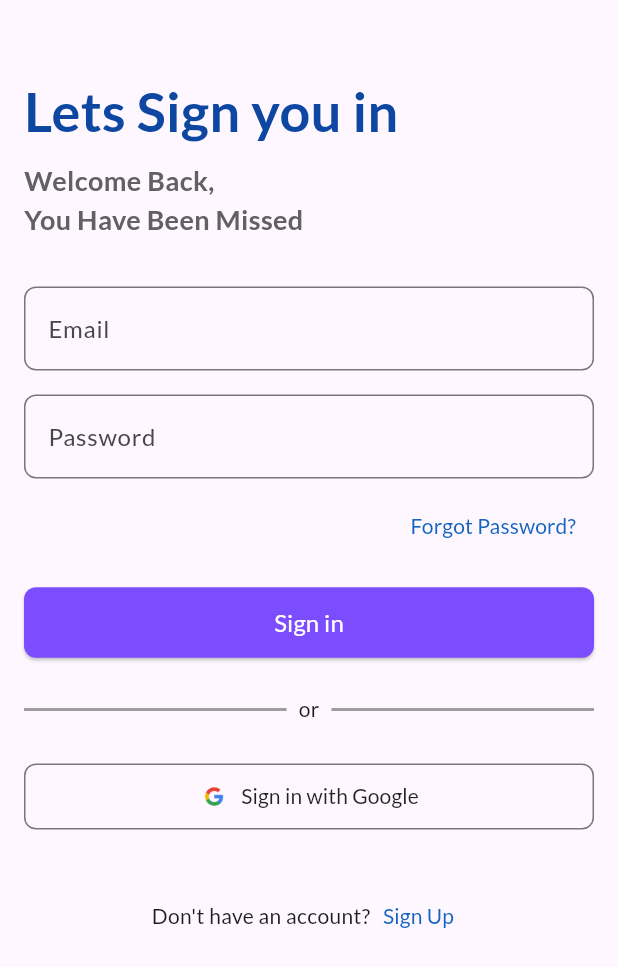
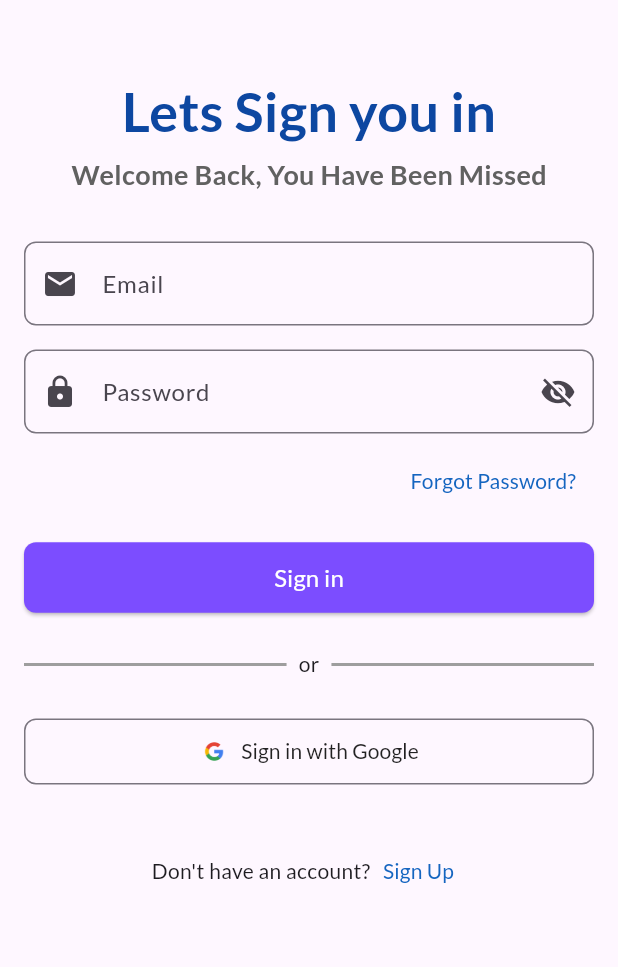
Before and after one commit to dianprsty/wartasae, a Flutter app: the screen it shows after launch, on a phone screen of 412 x 824 dp. Shown: the top 967 px of the screen. Run offline on Flutter 3.47's test engine with Material 3 defaults, Android fonts, the light colour scheme and no system bars; our stand-ins replace email_validator, google_fonts.

Commit message:
refactor: make login page modular

```diff
--- /dev/null
+++ b/lib/core/constants/custom_button_style.dart
@@ -0,0 +1,22 @@
+import 'package:flutter/material.dart';
+
+class CustomButtonStyle {
+  static ButtonStyle outlined = const ButtonStyle(
+    padding: WidgetStatePropertyAll(EdgeInsets.all(12)),
+    shape: WidgetStatePropertyAll(
+      RoundedRectangleBorder(
+        borderRadius: BorderRadius.all(Radius.circular(8)),
+      ),
+    ),
+  );
+
+  static ButtonStyle filled = const ButtonStyle(
+    padding: WidgetStatePropertyAll(EdgeInsets.all(12)),
+    backgroundColor: WidgetStatePropertyAll(Colors.deepPurpleAccent),
+    shape: WidgetStatePropertyAll(
+      RoundedRectangleBorder(
+        borderRadius: BorderRadius.all(Radius.circular(8)),
+      ),
+    ),
+  );
+}
--- /dev/null
+++ b/lib/core/constants/custom_text_style.dart
@@ -0,0 +1,15 @@
+import 'package:flutter/material.dart';
+
+class CustomTextStyle {
+  static TextStyle authTitle = TextStyle(
+    fontWeight: FontWeight.bold,
+    fontSize: 36,
+    color: Colors.blue[900],
+  );
+
+  static TextStyle authSubtitle = TextStyle(
+    fontWeight: FontWeight.w600,
+    fontSize: 18,
+    color: Colors.grey[700],
+  );
+}
--- a/lib/features/auth/presentation/pages/login_page.dart
+++ b/lib/features/auth/presentation/pages/login_page.dart
@@ -1,5 +1,13 @@
 import 'package:email_validator/email_validator.dart';
 import 'package:flutter/material.dart';
+import 'package:warta_sae/features/auth/presentation/widgets/auth_page_naviate.dart';
+import 'package:warta_sae/features/auth/presentation/widgets/email_form_input.dart';
+import 'package:warta_sae/features/auth/presentation/widgets/forgot_password.dart';
+import 'package:warta_sae/features/auth/presentation/widgets/or_separator.dart';
+import 'package:warta_sae/features/auth/presentation/widgets/password_form_input.dart';
+import 'package:warta_sae/features/auth/presentation/widgets/sign_in_button.dart';
+import 'package:warta_sae/features/auth/presentation/widgets/sign_in_google_button.dart';
+import 'package:warta_sae/features/auth/presentation/widgets/title_section.dart';
 
 class LoginPage extends StatefulWidget {
   const LoginPage({super.key});
@@ -61,21 +69,7 @@ class _LoginPageState extends State<LoginPage> {
                 const SizedBox(
                   height: 32,
                 ),
-                Text(
-                  "Lets Sign you in",
-                  style: titleStyle,
-                ),
-                const SizedBox(
-                  height: 8,
-                ),
-                Text(
-                  "Welcome Back,",
-                  style: titleDescStyle,
-                ),
-                Text(
-                  "You Have Been Missed",
-                  style: titleDescStyle,
-                ),
+                const TitleSection(),
                 const SizedBox(
                   height: 32,
                 ),
@@ -84,140 +78,39 @@ class _LoginPageState extends State<LoginPage> {
                   child: Column(
                     crossAxisAlignment: CrossAxisAlignment.stretch,
                     children: [
-                      TextFormField(
-                        validator: validateEmail,
+                      EmailFormInput(
                         controller: _emailController,
-                        decoration: InputDecoration(
-                          border: OutlineInputBorder(
-                            borderRadius: BorderRadius.circular(8),
-                          ),
-                          hintText: "Email",
-                          labelText: "Email",
-                          focusColor: Colors.blue[900],
-                        ),
+                        emailValidator: validateEmail,
                       ),
                       const SizedBox(height: 16),
-                      TextFormField(
-                        obscureText: true,
-                        validator: validatePassword,
-                        controller: _passwordController,
-                        decoration: InputDecoration(
-                          border: OutlineInputBorder(
-                            borderRadius: BorderRadius.circular(8),
-                          ),
-                          hintText: "Password",
-                          labelText: "Password",
-                          focusColor: Colors.blue[900],
-                        ),
+                      PasswordFormInput(
+                        passwordController: _passwordController,
+                        passwordValidator: validatePassword,
                       ),
                       const SizedBox(height: 8),
-                      TextButton(
-                        style: const ButtonStyle(
-                          alignment: Alignment.centerRight,
-                          enableFeedback: false,
-                          overlayColor: WidgetStateColor.transparent,
-                        ),
-                        onPressed: () {},
-                        child: Text(
-                          "Forgot Password?",
-                          style: TextStyle(color: Colors.blue[800]),
-                          textAlign: TextAlign.end,
-                        ),
+                      ForgotPassword(
+                        forgotPasswordCall: () {
+                          var snackBar = const SnackBar(
+                            content: Text("Forgot Password"),
+                          );
+                          ScaffoldMessenger.of(context).showSnackBar(snackBar);
+                        },
                       ),
                       const SizedBox(height: 16),
-                      ElevatedButton(
+                      SignInButton(
                         onPressed: onFormSubmit,
-                        style: const ButtonStyle(
-                          padding: WidgetStatePropertyAll(EdgeInsets.all(12)),
-                          backgroundColor:
-                              WidgetStatePropertyAll(Colors.deepPurpleAccent),
-                          shape: WidgetStatePropertyAll(
-                            RoundedRectangleBorder(
-                              borderRadius:
-                                  BorderRadius.all(Radius.circular(8)),
-                            ),
-                          ),
-                        ),
-                        child: const Text(
-                          "Sign in",
-                          style: TextStyle(color: Colors.white, fontSize: 16),
-                        ),
                       ),
                     ],
                   ),
                 ),
                 const SizedBox(height: 24),
-                Row(
-                  children: [
-                    Flexible(
-                      child: Container(
-                        decoration: BoxDecoration(
-                          border: Border.all(color: Colors.grey[500] as Color),
-                        ),
-                      ),
-                    ),
-                    const Padding(
-                      padding: EdgeInsetsDirectional.only(start: 8, end: 8),
-                      child: Text("or"),
-                    ),
-                    Flexible(
-                      child: Container(
-                        decoration: BoxDecoration(
-                          border: Border.all(color: Colors.grey[500] as Color),
-                        ),
-                      ),
-                    )
-                  ],
-                ),
+                const OrSeparator(),
                 const SizedBox(height: 24),
-                OutlinedButton(
-                  onPressed: () {
-                    //
-                  },
-                  style: const ButtonStyle(
-                    padding: WidgetStatePropertyAll(EdgeInsets.all(12)),
-                    shape: WidgetStatePropertyAll(
-                      RoundedRectangleBorder(
-                        borderRadius: BorderRadius.all(Radius.circular(8)),
-                      ),
-                    ),
-                  ),
-                  child: Row(
-                    mainAxisAlignment: MainAxisAlignment.center,
-                    children: [
-                      Image.asset(
-                        "assets/images/google.png",
-                        height: 20,
-                      ),
-                      const SizedBox(width: 8),
-                      const Text(
-                        "Sign in with Google",
-                        style: TextStyle(color: Colors.black87, fontSize: 14),
-                      )
-                    ],
-                  ),
+                SignInGoogleButton(
+                  onPressed: () {},
                 ),
                 const SizedBox(height: 32),
-                Row(
-                  mainAxisAlignment: MainAxisAlignment.center,
-                  children: [
-                    const Text("Don't have an account?"),
-                    TextButton(
-                      style: const ButtonStyle(
-                          alignment: Alignment.center,
-                          enableFeedback: false,
-                          overlayColor: WidgetStateColor.transparent,
-                          padding: WidgetStatePropertyAll(EdgeInsets.zero)),
-                      onPressed: () {},
-                      child: Text(
-                        "Sign Up",
-                        style: TextStyle(
-                          color: Colors.blue[800],
-                        ),
-                      ),
-                    ),
-                  ],
-                )
+                const AuthPageNaviate()
               ],
             ),
           ),
@@ -225,16 +118,4 @@ class _LoginPageState extends State<LoginPage> {
       ),
     );
   }
-
-  TextStyle titleStyle = TextStyle(
-    fontWeight: FontWeight.bold,
-    fontSize: 36,
-    color: Colors.blue[900],
-  );
-
-  TextStyle titleDescStyle = TextStyle(
-    fontWeight: FontWeight.w600,
-    fontSize: 18,
-    color: Colors.grey[700],
-  );
 }
--- /dev/null
+++ b/lib/features/auth/presentation/widgets/auth_page_naviate.dart
@@ -0,0 +1,29 @@
+import 'package:flutter/material.dart';
+
+class AuthPageNaviate extends StatelessWidget {
+  const AuthPageNaviate({super.key});
+
+  @override
+  Widget build(BuildContext context) {
+    return Row(
+      mainAxisAlignment: MainAxisAlignment.center,
+      children: [
+        const Text("Don't have an account?"),
+        TextButton(
+          style: const ButtonStyle(
+              alignment: Alignment.center,
+              enableFeedback: false,
+              overlayColor: WidgetStateColor.transparent,
+              padding: WidgetStatePropertyAll(EdgeInsets.zero)),
+          onPressed: () {},
+          child: Text(
+            "Sign Up",
+            style: TextStyle(
+              color: Colors.blue[800],
+            ),
+          ),
+        ),
+      ],
+    );
+  }
+}
--- /dev/null
+++ b/lib/features/auth/presentation/widgets/email_form_input.dart
@@ -0,0 +1,30 @@
+import 'package:flutter/material.dart';
+
+class EmailFormInput extends StatefulWidget {
+  const EmailFormInput(
+      {super.key, required this.controller, this.emailValidator});
+  final TextEditingController controller;
+  final dynamic emailValidator;
+
+  @override
+  State<EmailFormInput> createState() => _EmailFormInputState();
+}
+
+class _EmailFormInputState extends State<EmailFormInput> {
+  @override
+  Widget build(BuildContext context) {
+    return TextFormField(
+      validator: widget.emailValidator,
+      controller: widget.controller,
+      decoration: InputDecoration(
+        border: OutlineInputBorder(
+          borderRadius: BorderRadius.circular(8),
+        ),
+        hintText: "Email",
+        // labelText: "Email",
+        focusColor: Colors.blue[900],
+        prefixIcon: const Icon(Icons.mail),
+      ),
+    );
+  }
+}
--- /dev/null
+++ b/lib/features/auth/presentation/widgets/forgot_password.dart
@@ -0,0 +1,23 @@
+import 'package:flutter/material.dart';
+
+class ForgotPassword extends StatelessWidget {
+  const ForgotPassword({super.key, this.forgotPasswordCall});
+  final dynamic forgotPasswordCall;
+
+  @override
+  Widget build(BuildContext context) {
+    return TextButton(
+      style: const ButtonStyle(
+        alignment: Alignment.centerRight,
+        enableFeedback: false,
+        overlayColor: WidgetStateColor.transparent,
+      ),
+      onPressed: forgotPasswordCall,
+      child: Text(
+        "Forgot Password?",
+        style: TextStyle(color: Colors.blue[800]),
+        textAlign: TextAlign.end,
+      ),
+    );
+  }
+}
--- /dev/null
+++ b/lib/features/auth/presentation/widgets/or_separator.dart
@@ -0,0 +1,31 @@
+import 'package:flutter/material.dart';
+
+class OrSeparator extends StatelessWidget {
+  const OrSeparator({super.key});
+
+  @override
+  Widget build(BuildContext context) {
+    return Row(
+      children: [
+        Flexible(
+          child: Container(
+            decoration: BoxDecoration(
+              border: Border.all(color: Colors.grey[500] as Color),
+            ),
+          ),
+        ),
+        const Padding(
+          padding: EdgeInsetsDirectional.only(start: 8, end: 8),
+          child: Text("or"),
+        ),
+        Flexible(
+          child: Container(
+            decoration: BoxDecoration(
+              border: Border.all(color: Colors.grey[500] as Color),
+            ),
+          ),
+        )
+      ],
+    );
+  }
+}
--- /dev/null
+++ b/lib/features/auth/presentation/widgets/password_form_input.dart
@@ -0,0 +1,43 @@
+import 'package:flutter/material.dart';
+
+class PasswordFormInput extends StatefulWidget {
+  const PasswordFormInput(
+      {super.key, required this.passwordController, this.passwordValidator});
+  final TextEditingController passwordController;
+  final dynamic passwordValidator;
+
+  @override
+  State<PasswordFormInput> createState() => _PasswordFormInputState();
+}
+
+class _PasswordFormInputState extends State<PasswordFormInput> {
+  bool _isPasswordVisible = false;
+
+  @override
+  Widget build(BuildContext context) {
+    return TextFormField(
+      obscureText: !_isPasswordVisible,
+      validator: widget.passwordValidator,
+      controller: widget.passwordController,
+      decoration: InputDecoration(
+        border: OutlineInputBorder(
+          borderRadius: BorderRadius.circular(8),
+        ),
+        hintText: "Password",
+        // labelText: "Password",
+        focusColor: Colors.blue[900],
+        prefixIcon: const Icon(Icons.lock),
+        suffixIcon: IconButton(
+          onPressed: () {
+            setState(() {
+              _isPasswordVisible = !_isPasswordVisible;
+            });
+          },
+          icon: _isPasswordVisible
+              ? const Icon(Icons.visibility)
+              : const Icon(Icons.visibility_off),
+        ),
+      ),
+    );
+  }
+}
--- /dev/null
+++ b/lib/features/auth/presentation/widgets/sign_in_button.dart
@@ -0,0 +1,19 @@
+import 'package:flutter/material.dart';
+import 'package:warta_sae/core/constants/custom_button_style.dart';
+
+class SignInButton extends StatelessWidget {
+  const SignInButton({super.key, required this.onPressed});
+  final Function() onPressed;
+
+  @override
+  Widget build(BuildContext context) {
+    return ElevatedButton(
+      onPressed: onPressed,
+      style: CustomButtonStyle.filled,
+      child: const Text(
+        "Sign in",
+        style: TextStyle(color: Colors.white, fontSize: 16),
+      ),
+    );
+  }
+}
--- /dev/null
+++ b/lib/features/auth/presentation/widgets/sign_in_google_button.dart
@@ -0,0 +1,29 @@
+import 'package:flutter/material.dart';
+import 'package:warta_sae/core/constants/custom_button_style.dart';
+
+class SignInGoogleButton extends StatelessWidget {
+  const SignInGoogleButton({super.key, this.onPressed});
+  final dynamic onPressed;
+
+  @override
+  Widget build(BuildContext context) {
+    return OutlinedButton(
+      onPressed: onPressed,
+      style: CustomButtonStyle.outlined,
+      child: Row(
+        mainAxisAlignment: MainAxisAlignment.center,
+        children: [
+          Image.asset(
+            "assets/images/google.png",
+            height: 20,
+          ),
+          const SizedBox(width: 8),
+          const Text(
+            "Sign in with Google",
+            style: TextStyle(color: Colors.black87, fontSize: 14),
+          )
+        ],
+      ),
+    );
+  }
+}
--- /dev/null
+++ b/lib/features/auth/presentation/widgets/title_section.dart
@@ -0,0 +1,25 @@
+import 'package:flutter/material.dart';
+import 'package:warta_sae/core/constants/custom_text_style.dart';
+
+class TitleSection extends StatelessWidget {
+  const TitleSection({super.key});
+
+  @override
+  Widget build(BuildContext context) {
+    return Column(
+      children: [
+        Text(
+          "Lets Sign you in",
+          style: CustomTextStyle.authTitle,
+        ),
+        const SizedBox(
+          height: 4,
+        ),
+        Text(
+          "Welcome Back, You Have Been Missed",
+          style: CustomTextStyle.authSubtitle,
+        ),
+      ],
+    );
+  }
+}
```
